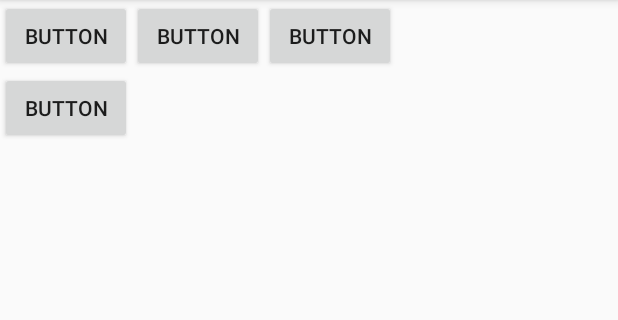
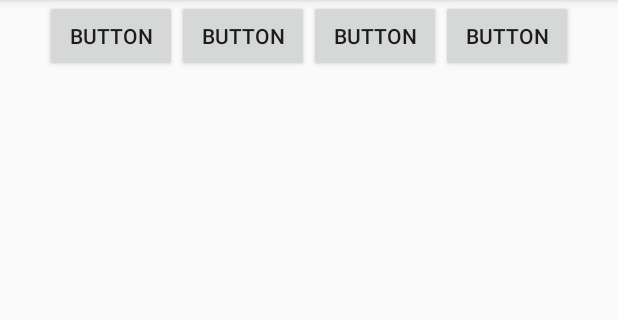
Before and after one commit to wesselrijk/Friendsr, an Android app: the screen it shows after launch (MainActivity), on a phone screen of 412 x 824 dp, the part 84-404 px from its top. Run offline under Robolectric (Android 15) with nearby library versions, the phone set to English and light mode, and no system bars.

Commit message:
Added images

```diff
--- a/app/src/main/res/layout/activity_main.xml
+++ b/app/src/main/res/layout/activity_main.xml
@@ -8,11 +8,11 @@
     tools:context=".MainActivity">
 
     <android.support.v7.widget.GridLayout
-        android:layout_width="match_parent"
+        android:layout_width="wrap_content"
         android:layout_height="match_parent"
         android:layout_gravity="center"
         android:layout_weight="1"
-        app:columnCount="3">
+        app:columnCount="4">
 
         <Button
             android:id="@+id/button4"
```
Also changed, not shown: app/src/main/res/drawable/arya.png (added), app/src/main/res/drawable/cersei.png (added), app/src/main/res/drawable/daenerys.png (added), app/src/main/res/drawable/jaime.png (added), app/src/main/res/drawable/jon.png (added), app/src/main/res/drawable/jorah.png (added), app/src/main/res/drawable/margaery.png (added), app/src/main/res/drawable/melisandre.png (added), app/src/main/res/drawable/sansa.png (added), app/src/main/res/drawable/tyrion.png (added).
